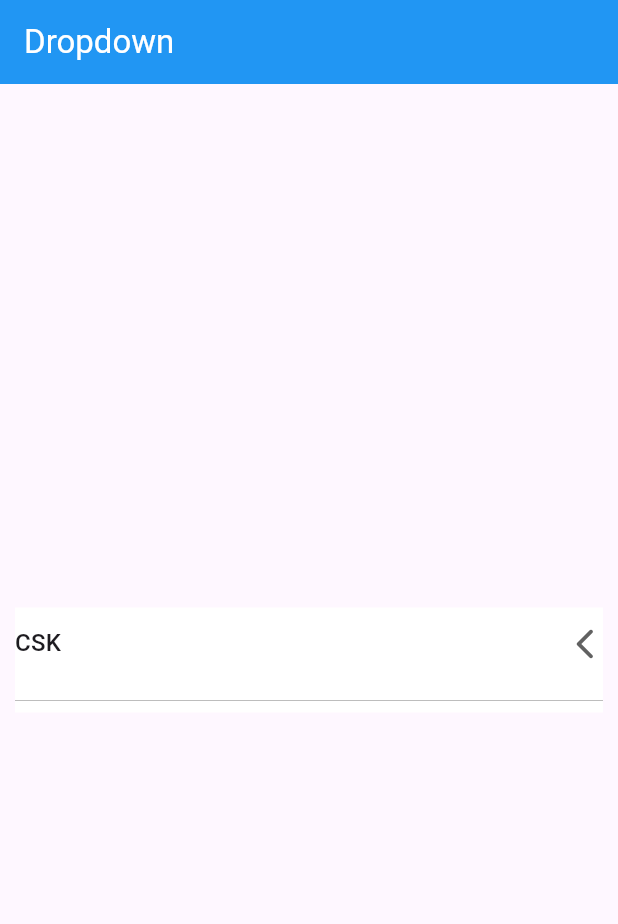
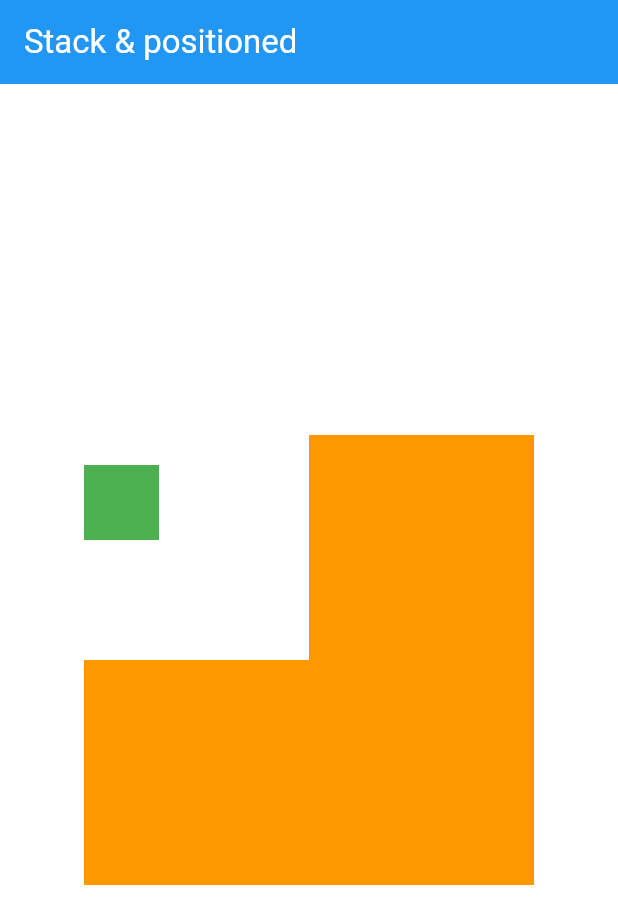
Before and after one commit to Dhruv-M-Sathavara/Gorouter, a Flutter app: the screen it shows after launch, on a phone screen of 412 x 824 dp. Shown: the top 924 px of the screen. Run offline on Flutter 3.47's test engine with Material 3 defaults, Android fonts, the phone set to English and light mode, and no system bars.

Commit message:
complete till stack and form

```diff
--- /dev/null
+++ b/learn/lib/Widgets/stack&positioned.dart
@@ -0,0 +1,36 @@
+import 'package:flutter/material.dart';
+
+class Stackpositioned extends StatelessWidget {
+  const Stackpositioned({super.key});
+
+  @override
+  Widget build(BuildContext context) {
+    return Scaffold(
+      appBar: AppBar(title: Text("Stack & positioned",style: TextStyle(color: Colors.white),
+      ),backgroundColor: Colors.blue,
+      ),
+      body: Container(
+        color: Colors.white,
+        child: Center(
+          child: Stack(children: [Positioned(child:
+            Container(
+              height: 300,
+              width: 300,
+              color: Colors.orange,
+            ),),
+           Positioned(child: Container(height:
+            150,width: 150,
+            color: Colors.white,)),
+
+            Positioned(
+              top: 20,
+              child:Container(height:
+            50,width: 50,
+            color: Colors.green,)
+            )
+          ],)
+        ),
+      ),
+    );
+  }
+}
--- a/learn/lib/main.dart
+++ b/learn/lib/main.dart
@@ -1,6 +1,7 @@
 import 'package:flutter/material.dart';
-import 'package:learn/Widgets/bottom_navigation.dart';
-import 'package:learn/Widgets/dropdown.dart';
+import 'package:learn/Widgets/dropdownpractice.dart';
+import 'package:learn/Widgets/form.dart';
+import 'package:learn/Widgets/stack&positioned.dart';
 
 
 void main()=>runApp(MyApp());
@@ -16,7 +17,7 @@ class MyApp extends StatelessWidget{
         brightness: Brightness.light,
         primaryColor: Colors.deepPurple
       ),
-      home: Drpdown()
+      home: Stackpositioned()
     );
   }
 }
```
Also changed, not shown: learn/lib/Widgets/dropdownpractice.dart (added, +43 -0 lines), learn/lib/Widgets/form.dart (added, +103 -0 lines).
